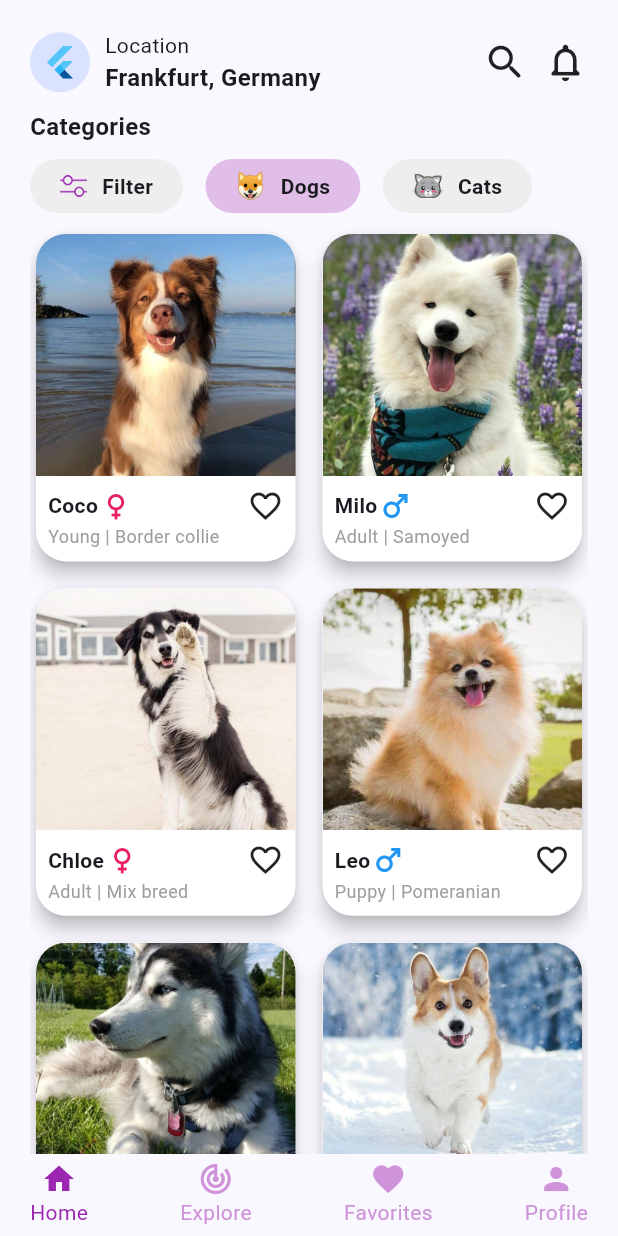
After one commit to IngNex/flutter_custom, a Flutter app: the screen it shows after launch, after a tap on "Dogs", on a phone screen of 412 x 824 dp. The commit adds this screen. Run offline on Flutter 3.47's test engine with Material 2 defaults, Android fonts, the phone set to English and light mode, and no system bars.

Commit message:
home page animal dogs list

```diff
--- /dev/null
+++ b/lib/domain/data/loadjson.dart
@@ -0,0 +1,12 @@
+import 'dart:convert';
+import 'package:flutter_custom_design/domain/model/animals.model.dart';
+import 'package:flutter/services.dart' as rootBundle;
+
+Future<List<Animals>> loadAnimalsData() async {
+  final jsonString =
+      await rootBundle.rootBundle.loadString('json/animals.json');
+  final List<dynamic> jsonResponse = json.decode(jsonString);
+  final List<Animals> result =
+      jsonResponse.map((data) => Animals.fromJson(data)).toList();
+  return result;
+}
--- /dev/null
+++ b/lib/domain/model/animals.model.dart
@@ -0,0 +1,37 @@
+class Animals {
+  String? name;
+  String? sex;
+  String? age;
+  String? race;
+  String? image;
+
+  Animals(
+    this.name,
+    this.sex,
+    this.age,
+    this.race,
+    this.image,
+  );
+
+  Animals.fromJson(Map<String, dynamic> json) {
+    name = json["name"];
+    sex = json["sex"];
+    age = json["age"];
+    race = json["race"];
+    image = json["image"];
+  }
+
+  Animals.empty() {
+    name = '';
+    sex = '';
+    age = '';
+    race = '';
+    image = '';
+  }
+
+  Map<String, dynamic> toFilterMap() {
+    return {
+      'name': name!,
+    };
+  }
+}
--- /dev/null
+++ b/lib/home_page.dart
@@ -0,0 +1,58 @@
+import 'package:flutter/material.dart';
+import 'package:flutter_custom_design/pages/detailmovie/detailmovie_page.dart';
+import 'package:flutter_custom_design/pages/dogs/dogs_page.dart';
+
+class HomePage extends StatelessWidget {
+  const HomePage({super.key});
+
+  @override
+  Widget build(BuildContext context) {
+    return Scaffold(
+      body: SafeArea(
+        child: Padding(
+          padding: const EdgeInsets.all(15.0),
+          child: Column(
+            crossAxisAlignment: CrossAxisAlignment.stretch,
+            children: [
+              const Text(
+                "Practice Designs",
+                textAlign: TextAlign.center,
+                style: TextStyle(
+                  fontSize: 16,
+                  fontWeight: FontWeight.bold,
+                ),
+              ),
+              Expanded(
+                child: Column(
+                  crossAxisAlignment: CrossAxisAlignment.stretch,
+                  children: [
+                    ElevatedButton(
+                      onPressed: () {
+                        Navigator.of(context).push(
+                          MaterialPageRoute(
+                            builder: (context) => const DetailMoviePage(),
+                          ),
+                        );
+                      },
+                      child: const Text("Detail Movie"),
+                    ),
+                    ElevatedButton(
+                      onPressed: () {
+                        Navigator.of(context).push(
+                          MaterialPageRoute(
+                            builder: (context) => const DogsPage(),
+                          ),
+                        );
+                      },
+                      child: const Text("Dogs"),
+                    ),
+                  ],
+                ),
+              ),
+            ],
+          ),
+        ),
+      ),
+    );
+  }
+}
--- a/lib/main.dart
+++ b/lib/main.dart
@@ -1,5 +1,5 @@
 import 'package:flutter/material.dart';
-import 'package:flutter_custom_design/pages/home_page.dart';
+import 'package:flutter_custom_design/home_page.dart';
 
 void main() {
   runApp(const MyApp());
--- /dev/null
+++ b/lib/pages/dogs/dogs_page.dart
@@ -0,0 +1,307 @@
+import 'package:flutter/material.dart';
+import 'package:flutter_custom_design/domain/data/loadjson.dart';
+import 'package:flutter_custom_design/domain/model/animals.model.dart';
+
+class DogsPage extends StatelessWidget {
+  const DogsPage({super.key});
+
+  @override
+  Widget build(BuildContext context) {
+    return Scaffold(
+      body: SafeArea(
+        child: Padding(
+          padding: EdgeInsets.only(
+            top: 20,
+            right: 20,
+            left: 20,
+          ),
+          child: Column(
+            crossAxisAlignment: CrossAxisAlignment.stretch,
+            children: [
+              const Row(
+                children: [
+                  CircleAvatar(
+                    child: FlutterLogo(),
+                  ),
+                  SizedBox(width: 10),
+                  Expanded(
+                    child: Column(
+                      crossAxisAlignment: CrossAxisAlignment.start,
+                      children: [
+                        Text('Location'),
+                        Text(
+                          'Frankfurt, Germany',
+                          style: TextStyle(
+                            fontSize: 16,
+                            fontWeight: FontWeight.bold,
+                          ),
+                        ),
+                      ],
+                    ),
+                  ),
+                  Icon(
+                    Icons.search_rounded,
+                    size: 30,
+                  ),
+                  SizedBox(width: 10),
+                  Icon(
+                    Icons.notifications_none_rounded,
+                    size: 30,
+                  )
+                ],
+              ),
+              const SizedBox(height: 10),
+              const Text(
+                'Categories',
+                style: TextStyle(
+                  fontSize: 16,
+                  fontWeight: FontWeight.bold,
+                ),
+              ),
+              const SizedBox(height: 10),
+              Row(
+                children: [
+                  Container(
+                    padding:
+                        const EdgeInsets.symmetric(vertical: 8, horizontal: 20),
+                    decoration: BoxDecoration(
+                      color: Colors.grey.shade200,
+                      borderRadius: BorderRadius.circular(20),
+                    ),
+                    child: const Row(
+                      children: [
+                        Image(
+                          image: AssetImage('assets/animals/filter.png'),
+                          width: 18,
+                          color: Colors.purple,
+                        ),
+                        SizedBox(width: 10),
+                        Text(
+                          'Filter',
+                          style: TextStyle(
+                            fontWeight: FontWeight.bold,
+                          ),
+                        )
+                      ],
+                    ),
+                  ),
+                  const SizedBox(width: 15),
+                  Container(
+                    padding:
+                        const EdgeInsets.symmetric(vertical: 8, horizontal: 20),
+                    decoration: BoxDecoration(
+                      color: Colors.purple.shade100,
+                      borderRadius: BorderRadius.circular(20),
+                    ),
+                    child: const Row(
+                      children: [
+                        Image(
+                          image: AssetImage('assets/animals/dog.png'),
+                          width: 20,
+                        ),
+                        SizedBox(width: 10),
+                        Text(
+                          'Dogs',
+                          style: TextStyle(
+                            fontWeight: FontWeight.bold,
+                          ),
+                        )
+                      ],
+                    ),
+                  ),
+                  const SizedBox(width: 15),
+                  Container(
+                    padding:
+                        const EdgeInsets.symmetric(vertical: 8, horizontal: 20),
+                    decoration: BoxDecoration(
+                      color: Colors.grey.shade200,
+                      borderRadius: BorderRadius.circular(20),
+                    ),
+                    child: const Row(
+                      children: [
+                        Image(
+                          image: AssetImage('assets/animals/cat.png'),
+                          width: 20,
+                        ),
+                        SizedBox(width: 10),
+                        Text(
+                          'Cats',
+                          style: TextStyle(
+                            fontWeight: FontWeight.bold,
+                          ),
+                        )
+                      ],
+                    ),
+                  )
+                ],
+              ),
+              const SizedBox(height: 10),
+              Expanded(
+                  child: FutureBuilder(
+                future: loadAnimalsData(),
+                builder: (context, snapshot) {
+                  if (snapshot.connectionState == ConnectionState.waiting) {
+                    return const Center(
+                      child: CircularProgressIndicator(),
+                    );
+                  } else {
+                    List<Animals> dogs = snapshot.data as List<Animals>;
+                    return GridView.builder(
+                      itemCount: 6,
+                      gridDelegate:
+                          const SliverGridDelegateWithFixedCrossAxisCount(
+                        crossAxisCount: 2,
+                        childAspectRatio: 0.8,
+                        crossAxisSpacing: 10,
+                        mainAxisSpacing: 10,
+                      ),
+                      itemBuilder: (context, index) {
+                        final dog = dogs[index];
+                        return Card(
+                          elevation: 5,
+                          color: Colors.white,
+                          shape: RoundedRectangleBorder(
+                              borderRadius: BorderRadius.circular(
+                            20,
+                          )),
+                          child: Column(
+                            children: [
+                              Expanded(
+                                child: Container(
+                                  decoration: BoxDecoration(
+                                    borderRadius: BorderRadius.only(
+                                      topLeft: Radius.circular(20),
+                                      topRight: Radius.circular(20),
+                                    ),
+                                    image: DecorationImage(
+                                      fit: BoxFit.cover,
+                                      image: AssetImage(dog.image!),
+                                    ),
+                                  ),
+                                ),
+                              ),
+                              Padding(
+                                padding: const EdgeInsets.all(8.0),
+                                child: Column(
+                                  children: [
+                                    Row(
+                                      mainAxisAlignment:
+                                          MainAxisAlignment.spaceBetween,
+                                      children: [
+                                        Row(
+                                          children: [
+                                            Text(
+                                              dog.name!,
+                                              style: TextStyle(
+                                                fontWeight: FontWeight.bold,
+                                              ),
+                                            ),
+                                            Icon(
+                                                dog.sex != 'female'
+                                                    ? Icons.male
+                                                    : Icons.female,
+                                                color: dog.sex != 'female'
+                                                    ? Colors.blue
+                                                    : Colors.pink)
+                                          ],
+                                        ),
+                                        Icon(Icons.favorite_border)
+                                      ],
+                                    ),
+                                    Row(
+                                      children: [
+                                        Text(
+                                          '${dog.age} | ${dog.race}',
+                                          style: TextStyle(
+                                            fontSize: 12,
+                                            color: Colors.grey,
+                                          ),
+                                        ),
+                                      ],
+                                    )
+                                  ],
+                                ),
+                              )
+                            ],
+                          ),
+                        );
+                      },
+                    );
+                  }
+                },
+              ))
+            ],
+          ),
+        ),
+      ),
+      bottomNavigationBar: Container(
+        height: 55,
+        padding: const EdgeInsets.symmetric(
+          vertical: 5.0,
+          horizontal: 20,
+        ),
+        child: Row(
+          mainAxisAlignment: MainAxisAlignment.spaceBetween,
+          children: [
+            const Column(
+              children: [
+                Icon(
+                  Icons.home,
+                  color: Colors.purple,
+                ),
+                Text(
+                  'Home',
+                  style: TextStyle(
+                    color: Colors.purple,
+                  ),
+                ),
+              ],
+            ),
+            Column(
+              children: [
+                Icon(
+                  Icons.track_changes,
+                  color: Colors.purple.shade200,
+                ),
+                Text(
+                  'Explore',
+                  style: TextStyle(
+                    color: Colors.purple.shade200,
+                  ),
+                ),
+              ],
+            ),
+            Column(
+              children: [
+                Icon(
+                  Icons.favorite,
+                  color: Colors.purple.shade200,
+                ),
+                Text(
+                  'Favorites',
+                  style: TextStyle(
+                    color: Colors.purple.shade200,
+                  ),
+                ),
+              ],
+            ),
+            Column(
+              children: [
+                Icon(
+                  Icons.person,
+                  color: Colors.purple.shade200,
+                ),
+                Text(
+                  'Profile',
+                  style: TextStyle(
+                    color: Colors.purple.shade200,
+                  ),
+                ),
+              ],
+            ),
+          ],
+        ),
+      ),
+    );
+  }
+}
--- a/pubspec.yaml
+++ b/pubspec.yaml
@@ -61,6 +61,9 @@ flutter:
   # To add assets to your application, add an assets section, like this:
   assets:
       - assets/
+      - assets/animals/
+      - assets/movie/
+      - json/
   #   - images/a_dot_burr.jpeg
   #   - images/a_dot_ham.jpeg
 
```
Also changed, not shown: json/animals.json (added, +45 -0 lines), lib/pages/detailmovie/detailmovie_page.dart (renamed from lib/pages/home_page.dart, +5 -4 lines), lib/pages/home.dart (deleted, +0 -203 lines), assets/animals/border_collie.jpg (added), assets/animals/cat.png (added), assets/animals/corgi.jpg (added), assets/animals/dog.png (added), assets/animals/filter.png (added), assets/animals/huskysiberiano.jpg (added), assets/animals/mixbreed.jpg (added), assets/animals/pomeranian.jpg (added), assets/animals/samoyed.jpg (added), assets/movie/deadpool_wolverine.jpg (renamed from assets/deadpool_wolverine.jpg), assets/movie/wolverine_deadpool.jpg (renamed from assets/wolverine_deadpool.jpg).
